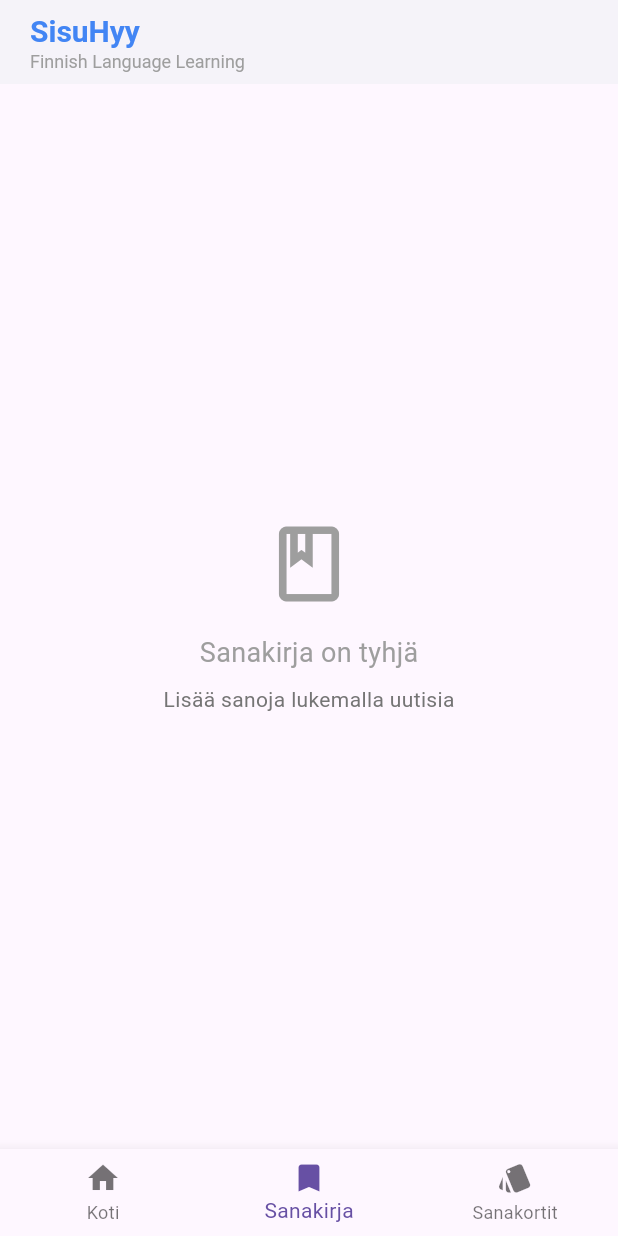
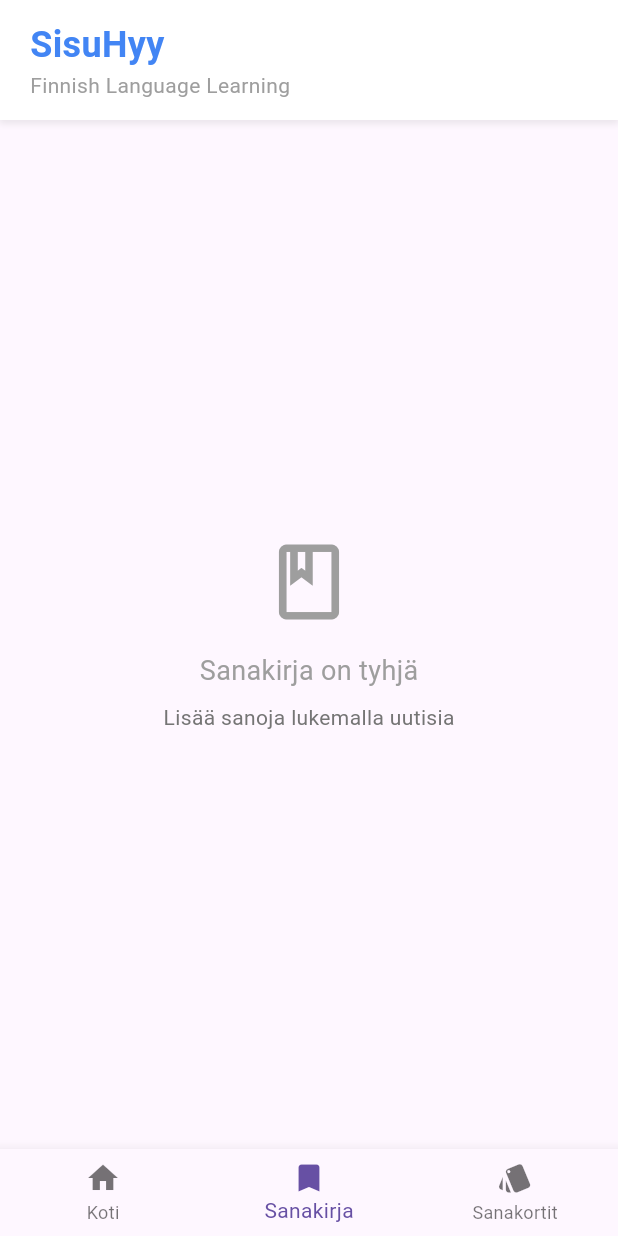
Before and after one commit to monodara/Suomi-Opinto-Avustaja, a Flutter app: the screen it shows after launch, item 2 of the bottom bar chosen, on a phone screen of 412 x 824 dp. Run offline on Flutter 3.47's test engine with Material 3 defaults, Android fonts, the phone set to English and light mode, and no system bars; our stand-ins replace hive, hive_flutter; accounts and stored records are empty; generated files the repository leaves out were written again; network calls fail.

```diff
--- a/frontend/lib/main.dart
+++ b/frontend/lib/main.dart
@@ -104,21 +104,32 @@ class _MainAppState extends State<MainApp> {
       appBar: AppBar(
         backgroundColor: Colors.white, // White background
         foregroundColor: Colors.black, // Black foreground for icons/text
-        elevation: 2.0, // Subtle shadow, as requested
-        titleSpacing: 0.0, // Remove default title spacing
-        title: Padding(
-          padding: const EdgeInsets.only(
-            left: 20.0,
-          ), // Custom left padding to match card
+        elevation: 0, // Remove AppBar's default elevation
+        toolbarHeight: 80.0, // Adjust height to accommodate custom title
+        flexibleSpace: Container(
+          decoration: BoxDecoration(
+            color: Colors.white, // Ensure background color for shadow
+            boxShadow: [
+              BoxShadow(
+                color: Colors.grey.withOpacity(0.2), // Subtle shadow color
+                spreadRadius: 1,
+                blurRadius: 3,
+                offset: const Offset(0, 2), // changes position of shadow
+              ),
+            ],
+          ),
+          child: SafeArea(
+            child: Padding(
+              padding: const EdgeInsets.only(left: 20.0), // Custom left padding to match card
               child: Column(
-            crossAxisAlignment:
-                CrossAxisAlignment.start, // Align children to the left
+                crossAxisAlignment: CrossAxisAlignment.start, // Align children to the left
+                mainAxisAlignment: MainAxisAlignment.center, // Center vertically
                 children: const [
                   Text(
                     'SisuHyy',
                     style: TextStyle(
                       color: Color(0xFF4285F4), // Blue from achievements card
-                  fontSize: 20,
+                      fontSize: 24,
                       fontWeight: FontWeight.bold,
                     ),
                   ),
@@ -126,10 +137,12 @@ class _MainAppState extends State<MainApp> {
                     'Finnish Language Learning',
                     style: TextStyle(
                       color: Colors.grey, // Grey from screenshot
-                  fontSize: 12,
+                      fontSize: 14,
                     ),
                   ),
                 ],
+              ),
+            ),
           ),
         ),
       ),
--- a/frontend/lib/pages/home.dart
+++ b/frontend/lib/pages/home.dart
@@ -106,7 +106,7 @@ class _HomePageState extends State<HomePage> {
               const SizedBox(height: 16),
               LatestNewsArticleCard(article: article),
               const SizedBox(height: 32),
-              const SavedArticlesSection(),
+              const SavedArticlesSection(), // Re-add the SavedArticlesSection
             ],
           );
         }
--- a/frontend/lib/widgets/saved_articles_section.dart
+++ b/frontend/lib/widgets/saved_articles_section.dart
@@ -21,7 +21,7 @@ class SavedArticlesSection extends StatelessWidget {
               children: [
                 const Padding(
                   padding: EdgeInsets.symmetric(
-                    horizontal: 16.0,
+                    horizontal: 20.0, // Match padding of other sections
                     vertical: 8.0,
                   ),
                   child: Text(
--- a/frontend/lib/widgets/word_defination_dialog.dart
+++ b/frontend/lib/widgets/word_defination_dialog.dart
@@ -1,6 +1,4 @@
-import 'package:flutter/foundation.dart';
 import 'package:flutter/material.dart';
-import 'package:frontend/models/saved_word.dart';
 import 'package:frontend/repositories/word_repository.dart';
 
 class WordDefinitionDialog extends StatefulWidget {
@@ -55,12 +53,14 @@ class _WordDefinitionDialogState extends State<WordDefinitionDialog> {
     if (alreadyExists) {
       // Remove
       await WordRepository.instance.deleteWord(word);
+      if (!mounted) return; // Add this check
       ScaffoldMessenger.of(
         context,
       ).showSnackBar(SnackBar(content: Text('Poistettu sanakirjasta: $word')));
     } else {
       // Add
       await WordRepository.instance.saveWord(word, pos, meanings);
+      if (!mounted) return; // Add this check
       ScaffoldMessenger.of(
         context,
       ).showSnackBar(SnackBar(content: Text('Lisätty sanakirjaan: $word')));
```
Lines whose indentation alone changed are shown as unchanged.
